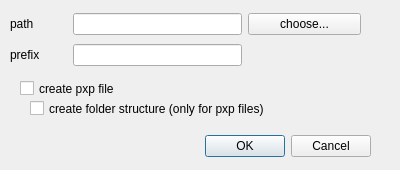
This is QtPMbrowser/DlgChoosePathAndPrefix.ui in ChrisHal/PMbrowser as Qt 5 draws it before an edit. The edited form follows.
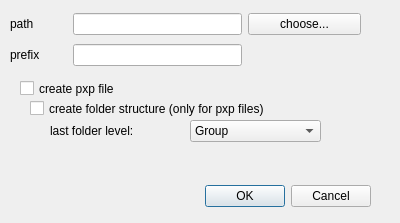
This is the edited form.

Commit message: pxp export with datafolders: give user some control over granularity of folder generation

What changed in the file:
```diff
--- a/QtPMbrowser/DlgChoosePathAndPrefix.ui
+++ b/QtPMbrowser/DlgChoosePathAndPrefix.ui
@@ -7,7 +7,7 @@
     <x>0</x>
     <y>0</y>
     <width>400</width>
-    <height>170</height>
+    <height>223</height>
    </rect>
   </property>
   <property name="windowTitle">
@@ -17,7 +17,7 @@
    <property name="geometry">
     <rect>
      <x>30</x>
-     <y>130</y>
+     <y>180</y>
      <width>341</width>
      <height>32</height>
     </rect>
@@ -120,6 +120,39 @@
     <string>create folder structure (only for pxp files)</string>
    </property>
   </widget>
+  <widget class="QComboBox" name="comboBoxLevel">
+   <property name="geometry">
+    <rect>
+     <x>190</x>
+     <y>120</y>
+     <width>131</width>
+     <height>22</height>
+    </rect>
+   </property>
+   <item>
+    <property name="text">
+     <string>Group</string>
+    </property>
+   </item>
+   <item>
+    <property name="text">
+     <string>Series</string>
+    </property>
+   </item>
+  </widget>
+  <widget class="QLabel" name="label_3">
+   <property name="geometry">
+    <rect>
+     <x>50</x>
+     <y>120</y>
+     <width>141</width>
+     <height>21</height>
+    </rect>
+   </property>
+   <property name="text">
+    <string>last folder level:</string>
+   </property>
+  </widget>
  </widget>
  <resources/>
  <connections>
```
The commit also changes 4 other files.
